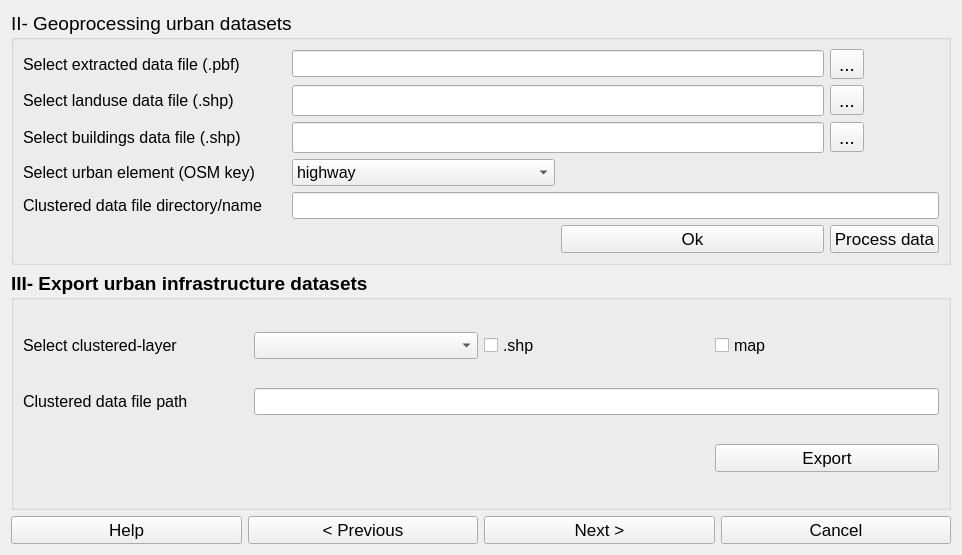
First picture: the form in flexigis/geoprocess.ui, repository FlexiGIS/FlexiGIS-plugin, before the edit.
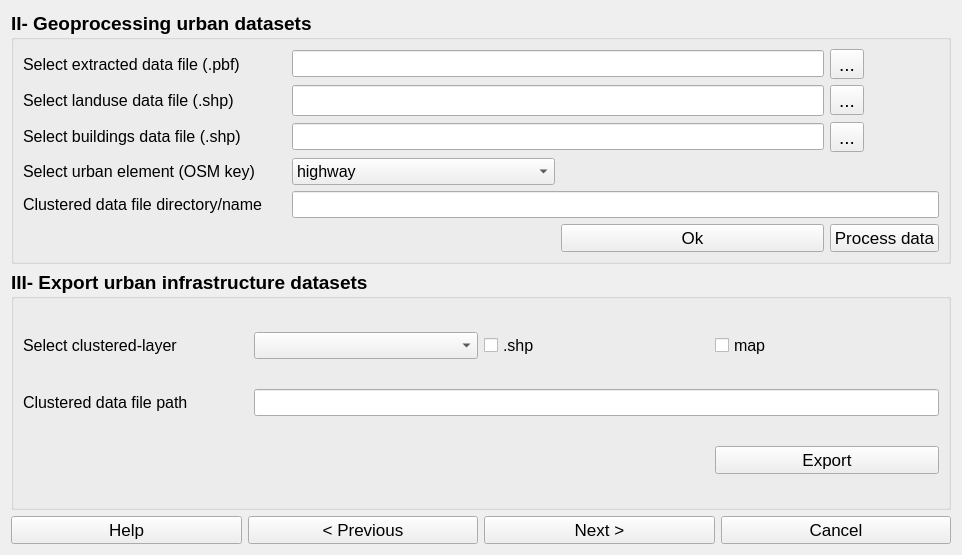
Second picture: the form after the edit.

What changed in the file:
```diff
--- a/flexigis/geoprocess.ui
+++ b/flexigis/geoprocess.ui
@@ -67,6 +67,8 @@
      <property name="font">
       <font>
        <pointsize>14</pointsize>
+       <weight>75</weight>
+       <bold>true</bold>
       </font>
      </property>
      <property name="title">
@@ -245,7 +247,15 @@
        </widget>
       </item>
       <item row="2" column="1" colspan="2">
-       <widget class="QLineEdit" name="lineEdit5_2"/>
+       <widget class="QLineEdit" name="lineEdit5_2">
+        <property name="font">
+         <font>
+          <pointsize>12</pointsize>
+          <weight>50</weight>
+          <bold>false</bold>
+         </font>
+        </property>
+       </widget>
       </item>
       <item row="2" column="3">
        <widget class="QToolButton" name="b10_2">
```
